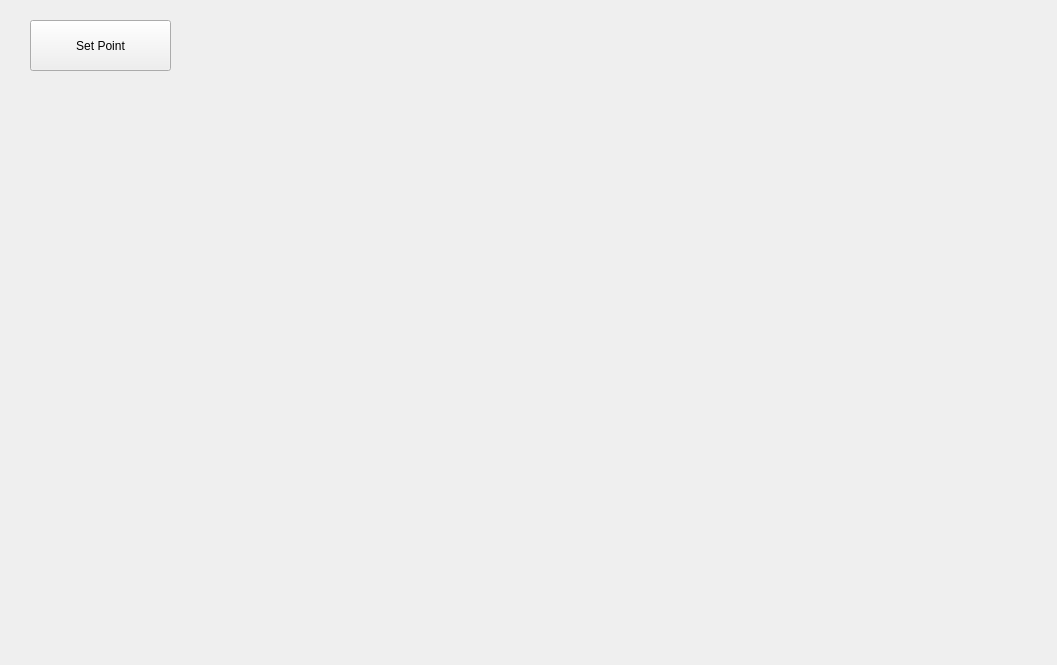
Old version of the form spline_interpolation/spline_interpolation/mainWindow.ui in the repository vlad-gogov/computational-method.
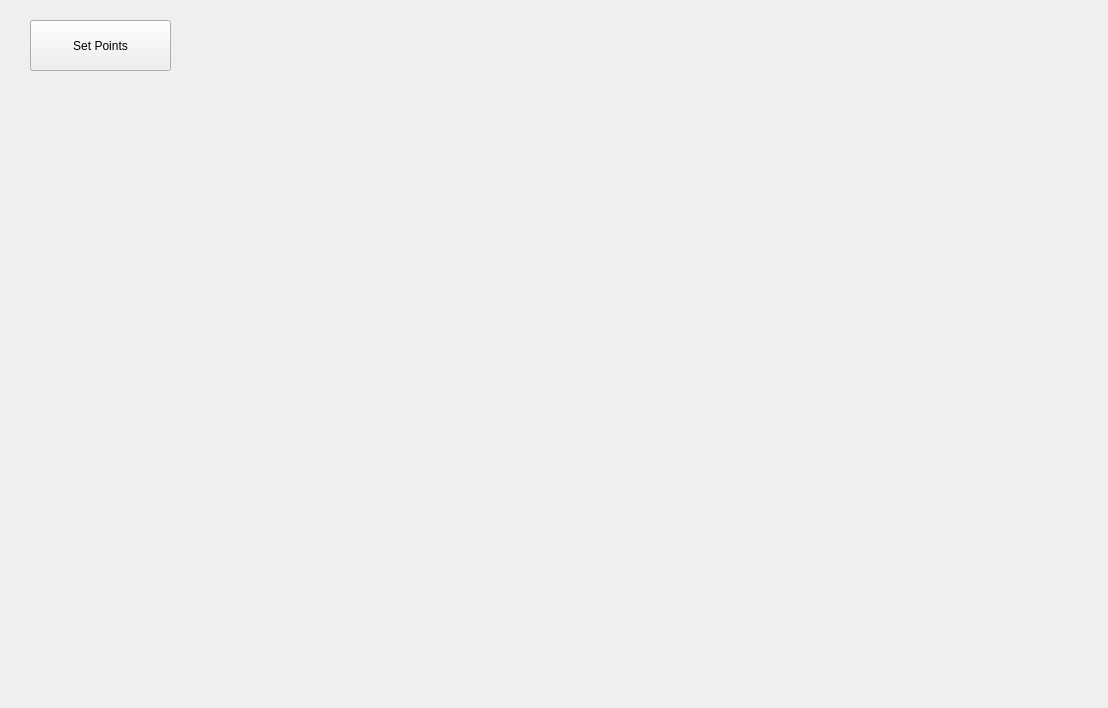
New version of the form.

```diff
--- a/spline_interpolation/spline_interpolation/mainWindow.ui
+++ b/spline_interpolation/spline_interpolation/mainWindow.ui
@@ -6,8 +6,8 @@
    <rect>
     <x>0</x>
     <y>0</y>
-    <width>1057</width>
-    <height>665</height>
+    <width>1108</width>
+    <height>708</height>
    </rect>
   </property>
   <property name="windowTitle">
@@ -17,10 +17,10 @@
    <widget class="QWidget" name="verticalLayoutWidget">
     <property name="geometry">
      <rect>
-      <x>40</x>
+      <x>20</x>
       <y>80</y>
-      <width>981</width>
-      <height>561</height>
+      <width>1071</width>
+      <height>601</height>
      </rect>
     </property>
     <layout class="QVBoxLayout" name="verticalLayout"/>
@@ -35,7 +35,7 @@
      </rect>
     </property>
     <property name="text">
-     <string>Set Point</string>
+     <string>Set Points</string>
     </property>
    </widget>
   </widget>
```
Left out of the diff: 2 changed lines with no effect on the pictures.
